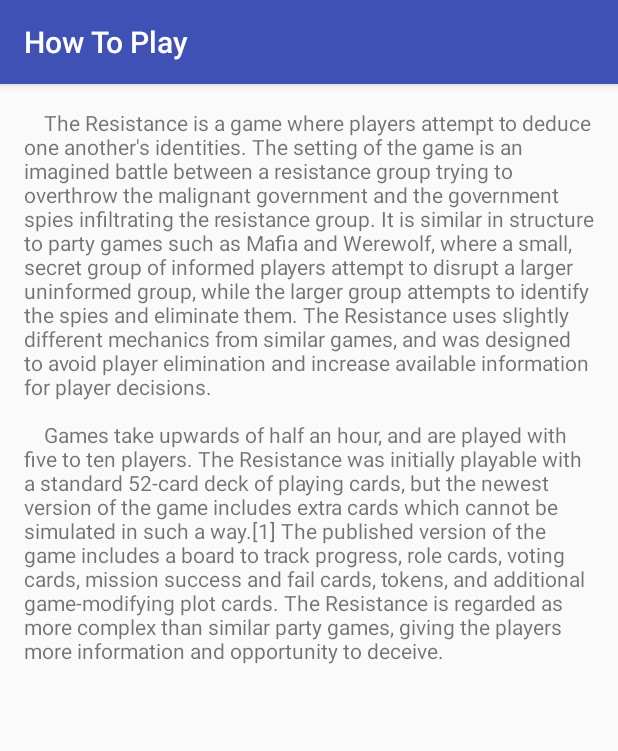
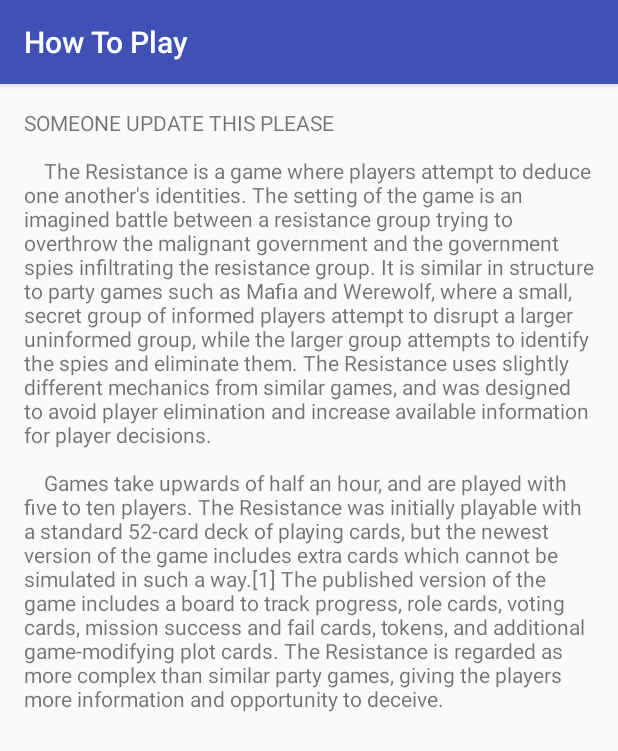
Before and after one commit to lukethomas1/Stazo-Resistance, an Android app: the HowToPlay screen opened directly, with no data from a screen before it, on a phone screen of 412 x 824 dp. Shown: the top 751 px of the screen. Run offline under Robolectric (Android 15) with nearby library versions, the phone set to English and light mode, and no system bars.

Commit message:
I'm not really sure:/

```diff
--- a/stazo_resistance/app/src/main/res/layout/activity_how_to_play.xml
+++ b/stazo_resistance/app/src/main/res/layout/activity_how_to_play.xml
@@ -19,7 +19,7 @@
         <TextView
             android:layout_width="wrap_content"
             android:layout_height="wrap_content"
-            android:text="\tThe Resistance is a game where players attempt to deduce one another's identities. The setting of the game is an imagined battle between a resistance group trying to overthrow the malignant government and the government spies infiltrating the resistance group. It is similar in structure to party games such as Mafia and Werewolf, where a small, secret group of informed players attempt to disrupt a larger uninformed group, while the larger group attempts to identify the spies and eliminate them. The Resistance uses slightly different mechanics from similar games, and was designed to avoid player elimination and increase available information for player decisions.\n\n
+            android:text="SOMEONE UPDATE THIS PLEASE \n\n \tThe Resistance is a game where players attempt to deduce one another's identities. The setting of the game is an imagined battle between a resistance group trying to overthrow the malignant government and the government spies infiltrating the resistance group. It is similar in structure to party games such as Mafia and Werewolf, where a small, secret group of informed players attempt to disrupt a larger uninformed group, while the larger group attempts to identify the spies and eliminate them. The Resistance uses slightly different mechanics from similar games, and was designed to avoid player elimination and increase available information for player decisions.\n\n
 \tGames take upwards of half an hour, and are played with five to ten players. The Resistance was initially playable with a standard 52-card deck of playing cards, but the newest version of the game includes extra cards which cannot be simulated in such a way.[1] The published version of the game includes a board to track progress, role cards, voting cards, mission success and fail cards, tokens, and additional game-modifying plot cards. The Resistance is regarded as more complex than similar party games, giving the players more information and opportunity to deceive."
             android:id="@+id/textView2"
             android:layout_below="@+id/scrollView"
```
